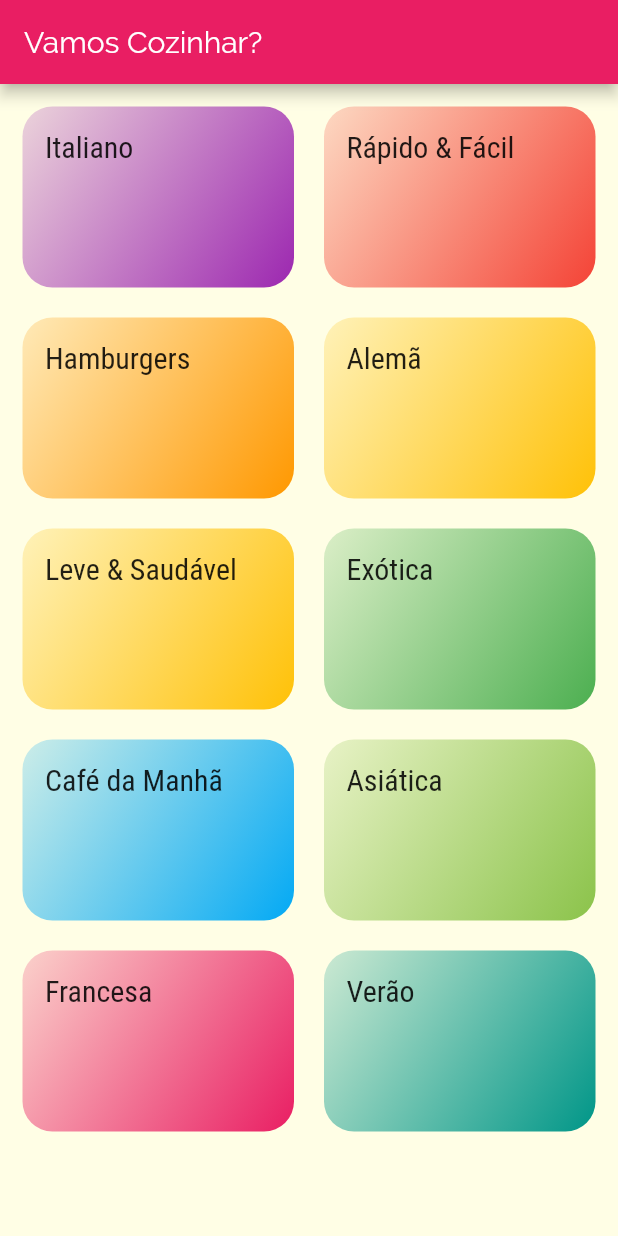
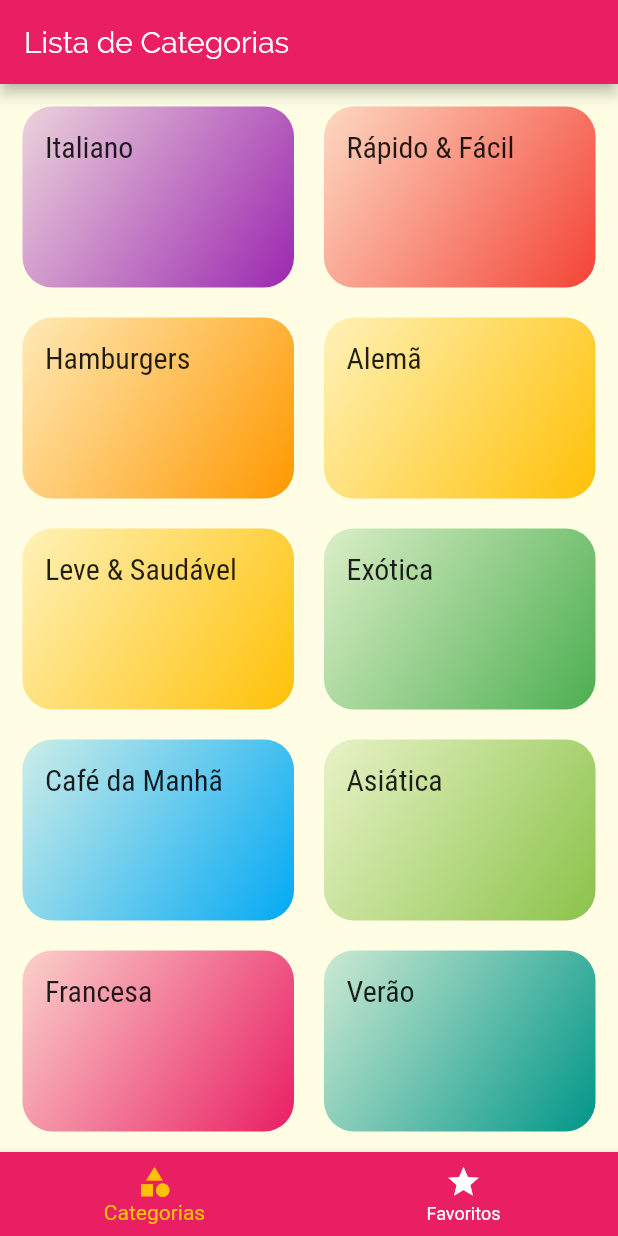
Before and after one commit to genivalc/Refei-es-Deli, a Flutter app: the screen it shows after launch, on a phone screen of 412 x 824 dp. Run offline on Flutter 3.47's test engine with Material 2 defaults, Android fonts, the phone set to English and light mode, and no system bars.

Commit message:
Atualização no AppBar

```diff
--- a/lib/main.dart
+++ b/lib/main.dart
@@ -1,7 +1,9 @@
 import 'package:flutter/material.dart';
-import 'screens/categories_screen.dart';
+//import 'screens/categories_screen.dart';
 import 'screens/categories_meals_screen.dart';
 import 'ultis/app_routes.dart';
+import 'screens/meal_detail_screen.dart';
+import 'screens/tabs_screens.dart';
 
 void main() => runApp(MyApp());
 
@@ -25,8 +27,9 @@ class MyApp extends StatelessWidget {
       ),
      /// initialRoute: , definir uma rota inicial
       routes:{
-        AppRoutes.HOME : (ctx) => CategoriesScreen(),
+        AppRoutes.HOME : (ctx) => TabsScreen(),
         AppRoutes.CATEGORIES_MEALS :  (ctx) => CategoriesMealsScreen(),
+         AppRoutes.MEAL_DETAIL :  (ctx) => MealDetailScreen(),
       } , // Rotas
     );
   }
--- a/lib/screens/categories_screen.dart
+++ b/lib/screens/categories_screen.dart
@@ -5,11 +5,7 @@ import '../data/dummy_data.dart';
 class CategoriesScreen extends StatelessWidget {
   @override
   Widget build(BuildContext context) {
-    return Scaffold(
-      appBar: AppBar(
-        title: Text("Vamos Cozinhar?"),
-      ),
-      body: GridView(
+    return GridView(
         padding: const EdgeInsets.all(15),
         gridDelegate: SliverGridDelegateWithMaxCrossAxisExtent(
           maxCrossAxisExtent: 200, // tamanho maximo de cada elemento
@@ -20,7 +16,6 @@ class CategoriesScreen extends StatelessWidget {
         children: DUMMY_CATEGORIES.map((cat) {
           return CategoryItem(cat);
         }).toList(),
-      ),
     );
   }
 }
--- /dev/null
+++ b/lib/screens/tabs_screens.dart
@@ -0,0 +1,51 @@
+import 'package:flutter/material.dart';
+import 'categories_screen.dart';
+import 'favorite_screen.dart';
+
+class TabsScreen extends StatefulWidget {
+  @override
+  _TabsScreenState createState() => _TabsScreenState();
+}
+
+class _TabsScreenState extends State<TabsScreen> {
+  int _selectedScreenIndex = 0;
+  final List<Map<String, Object>> _screens = [
+    {"title": "Lista de Categorias", "screen": CategoriesScreen()},
+    {"title": "Meus Favoritos", "screen": FavoriteScreen()},
+  ];
+
+  _selectScreen(int index) {
+    setState(() {
+      _selectedScreenIndex = index;
+    });
+  }
+
+  @override
+  Widget build(BuildContext context) {
+    return Scaffold(
+      appBar: AppBar(
+        title: Text(_screens[_selectedScreenIndex]["title"]),
+      ),
+      body: _screens[_selectedScreenIndex]["screen"],
+      bottomNavigationBar: BottomNavigationBar(
+          onTap: _selectScreen,
+          backgroundColor: Theme.of(context).primaryColor,
+          unselectedItemColor: Colors.white,
+          selectedItemColor: Theme.of(context).accentColor,
+          currentIndex: _selectedScreenIndex,
+          type: BottomNavigationBarType.fixed,
+          items: [
+            BottomNavigationBarItem(
+              backgroundColor: Theme.of(context).primaryColor,
+              icon: Icon(Icons.category),
+              title: Text("Categorias"),
+            ),
+            BottomNavigationBarItem(
+              backgroundColor: Theme.of(context).primaryColor,
+              icon: Icon(Icons.star),
+              title: Text("Favoritos"),
+            ),
+          ]),
+    );
+  }
+}
--- a/lib/ultis/app_routes.dart
+++ b/lib/ultis/app_routes.dart
@@ -1,4 +1,5 @@
 class AppRoutes {
   static const HOME = "/";
   static const CATEGORIES_MEALS = "/categories-meals";
+  static const MEAL_DETAIL = "/meal-detail";
 }
```
Also changed, not shown: lib/components/meal_item.dart (added, +107 -0 lines), lib/models/meal.dart (+26 -2 lines), lib/screens/categories_meals_screen.dart (+12 -3 lines), lib/screens/favorite_screen.dart (added, +10 -0 lines), lib/screens/meal_detail_screen.dart (added, +91 -0 lines), 1 other file.
